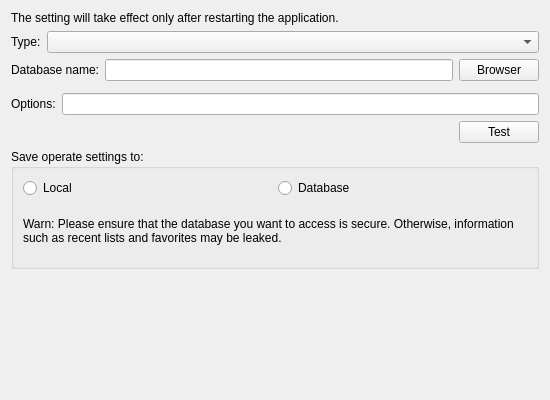
The window that Src/Database/ParameterDatabaseUI.ui (KangLin/RabbitRemoteControl) describes before a commit, drawn with Qt 5.
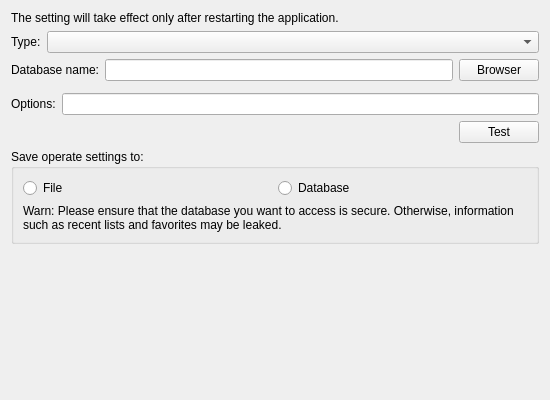
The same window after the commit. Custom widgets are drawn as their Qt base class.

Diff of the .ui file:
```diff
--- a/Src/Database/ParameterDatabaseUI.ui
+++ b/Src/Database/ParameterDatabaseUI.ui
@@ -109,12 +109,6 @@
    </item>
    <item row="6" column="0">
     <widget class="QGroupBox" name="groupBox_3">
-     <property name="sizePolicy">
-      <sizepolicy hsizetype="Preferred" vsizetype="Expanding">
-       <horstretch>0</horstretch>
-       <verstretch>0</verstretch>
-      </sizepolicy>
-     </property>
      <property name="title">
       <string>Save operate settings to:</string>
      </property>
@@ -124,7 +118,7 @@
         <item>
          <widget class="QRadioButton" name="rbSaveSettingsToLocal">
           <property name="text">
-           <string>Local</string>
+           <string>File</string>
           </property>
          </widget>
         </item>
@@ -158,7 +152,7 @@
      <property name="sizeHint" stdset="0">
       <size>
        <width>20</width>
-       <height>40</height>
+       <height>0</height>
       </size>
      </property>
     </spacer>
```
